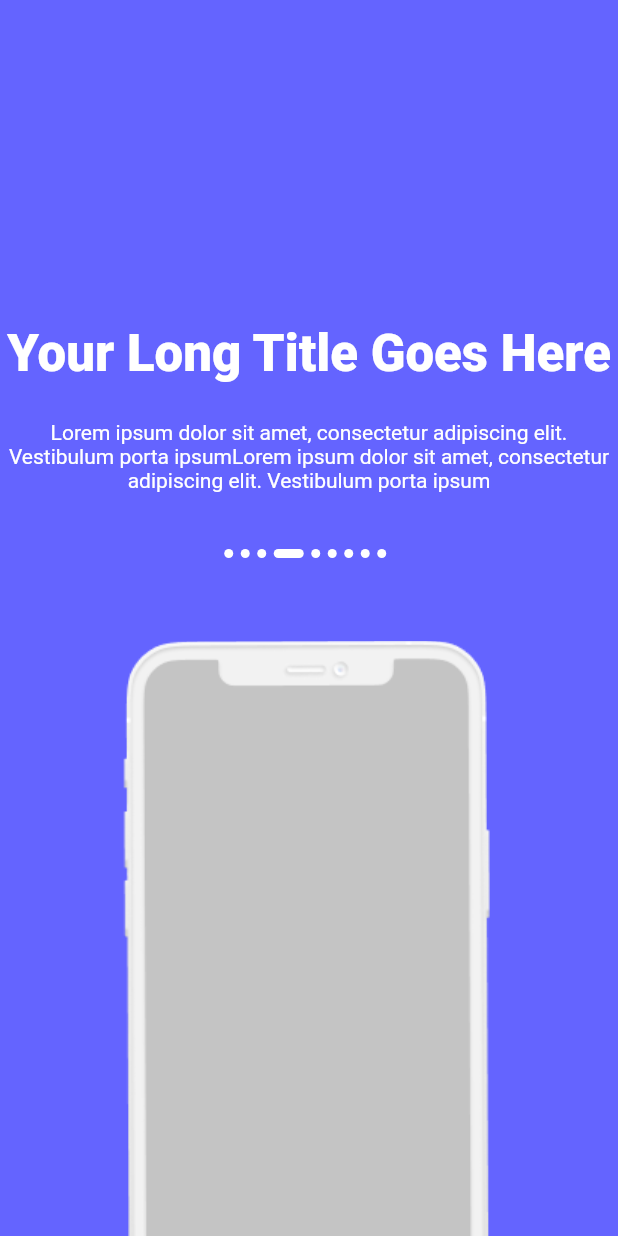
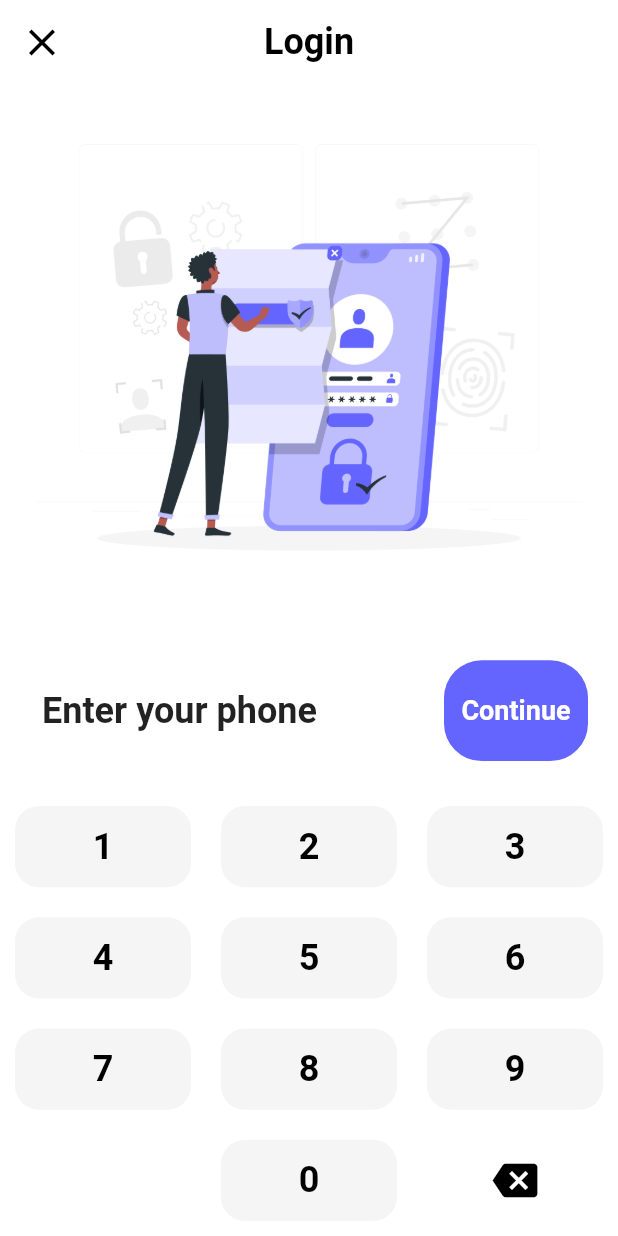
Before and after one commit to ashwinkey04/pred-app, a Flutter app: the screen it shows after launch, after a tap on the "arrow forward ios" icon, on a phone screen of 412 x 824 dp. Run offline on Flutter 3.47's test engine with Material 2 defaults, Android fonts, the phone set to English and light mode, and no system bars; our stand-ins replace firebase_core, scroll_snap_list; accounts and stored records are empty.

Commit message:
feat: Login flow UI

```diff
--- a/lib/main.dart
+++ b/lib/main.dart
@@ -1,13 +1,7 @@
 import 'package:flutter/material.dart';
-import 'screen/onboarding_screen.dart';
-import 'screen/onboarding_screen2.dart';
-import 'screen/onboarding_screen3.dart';
-import 'screen/onboarding_screen4.dart';
-import 'screen/onboarding_screen5.dart';
-import 'screen/onboarding_screen6.dart';
-import 'screen/onboarding_screen7.dart';
-import 'screen/onboarding_screen8.dart';
-import 'screen/onboarding_screen9.dart';
+import 'package:pred/screens/login.dart';
+import 'package:pred/screens/verify_phone.dart';
+import 'screens/onboarding_screen.dart';
 
 void main() {
   runApp(const MyApp());
@@ -20,30 +14,17 @@ class MyApp extends StatelessWidget {
   @override
   Widget build(BuildContext context) {
     return MaterialApp(
-        title: 'Flutter Demo',
+        debugShowCheckedModeBanner: false,
+        title: 'Pred',
         theme: ThemeData(
-          // This is the theme of your application.
-          //
-          // Try running your application with "flutter run". You'll see the
-          // application has a blue toolbar. Then, without quitting the app, try
-          // changing the primarySwatch below to Colors.green and then invoke
-          // "hot reload" (press "r" in the console where you ran "flutter run",
-          // or simply save your changes to "hot reload" in a Flutter IDE).
-          // Notice that the counter didn't reset back to zero; the application
           // is not restarted.
           primarySwatch: Colors.blue,
         ),
         initialRoute: '/',
         routes: {
           '/': (context) => const OnboardingScreen(),
-          '/2': (context) => const OnboardingScreen2(),
-          '/3': (context) => const OnboardingScreen3(),
-          '/4': (context) => const OnboardingScreen4(),
-          '/5': (context) => const OnboardingScreen5(),
-          '/6': (context) => const OnboardingScreen6(),
-          '/7': (context) => const OnboardingScreen7(),
-          '/8': (context) => const OnboardingScreen8(),
-          '/9': (context) => const OnboardingScreen9(),
+          '/login': (context) => const LoginScreen(),
+          '/verifyPhone': (context) => VerifyPhone(phonenumber: '',),
         });
   }
 }
--- a/lib/screen/onboarding_screen7.dart
+++ b/lib/onboarding_iterations/onboarding_screen7.dart
@@ -1,3 +1,4 @@
+import 'package:pred/utils/constants.dart';
 import 'package:flutter/material.dart';
 
 class OnboardingScreen7 extends StatelessWidget {
@@ -20,13 +21,13 @@ class OnboardingScreen7 extends StatelessWidget {
             ),
             Expanded(child: Container()),
             const Text(
-              "Your Title Goes",
+              welcomeLine,
               style: TextStyle(
                   color: Color(0xFF3F3849),
                   fontSize: 32,
                   fontWeight: FontWeight.w800),
             ),
-            const Text("Here",
+            const Text("PRED",
                 style: TextStyle(
                     color: Color(0xFF6464FF),
                     fontSize: 32,
@@ -35,7 +36,7 @@ class OnboardingScreen7 extends StatelessWidget {
               height: 20,
             ),
             const Text(
-              "You can schedule your work with us more easily",
+              tagline,
               style: TextStyle(
                   color: Color(0xFF3F3849),
                   fontSize: 15,
--- a/lib/screen/onboarding_screen9.dart
+++ b/lib/onboarding_iterations/onboarding_screen9.dart
@@ -1,3 +1,4 @@
+import 'package:pred/utils/constants.dart';
 import 'package:flutter/material.dart';
 import 'package:scroll_snap_list/scroll_snap_list.dart';
 
@@ -83,14 +84,11 @@ class _OnboardingScreen9State extends State<OnboardingScreen9> {
                       fontSize: 32,
                       fontWeight: FontWeight.w700),
                   children: [
-                    TextSpan(text: "Your Long Title "),
-                    TextSpan(
-                        text: "Goes",
-                        style: TextStyle(color: Color(0xFF5397FD))),
+                    TextSpan(text: welcomeLine),
                   ]),
             ),
             const Text(
-              "Here",
+              "PRED",
               textAlign: TextAlign.center,
               style: TextStyle(
                   color: Color(0xFF6464FF),
--- /dev/null
+++ b/lib/screens/login.dart
@@ -0,0 +1,129 @@
+import 'package:flutter/material.dart';
+import 'package:pred/screens/verify_phone.dart';
+import 'package:pred/utils/numeric_pad.dart';
+
+import '../utils/constants.dart';
+
+class LoginScreen extends StatefulWidget {
+  const LoginScreen({Key? key}) : super(key: key);
+
+  @override
+  State<LoginScreen> createState() => _LoginScreenState();
+}
+
+class _LoginScreenState extends State<LoginScreen> {
+  String phonenumber = "";
+  @override
+  Widget build(BuildContext context) {
+    return Scaffold(
+      appBar: AppBar(
+        leading: upButtonWidget(context),
+        title: const Text(
+          "Login",
+          textAlign: TextAlign.center,
+          style: TextStyle(
+            fontSize: 24,
+            fontWeight: FontWeight.bold,
+            color: Colors.black,
+          ),
+        ),
+        backgroundColor: Colors.white,
+        elevation: 0,
+        centerTitle: true,
+      ),
+      body: SafeArea(
+        child: Container(
+          color: Colors.white,
+          child: Column(
+            children: [
+              Expanded(
+                child: Container(
+                  decoration: const BoxDecoration(color: Colors.white),
+                  child: SizedBox(
+                    height: 130,
+                    child: Image.asset("assets/imgs/login.png"),
+                  ),
+                ),
+              ),
+              Container(
+                height: MediaQuery.of(context).size.height * 0.13,
+                decoration: const BoxDecoration(
+                  color: Colors.white,
+                  borderRadius: BorderRadius.all(Radius.circular(16)),
+                ),
+                child: Padding(
+                  padding: const EdgeInsets.all(12),
+                  child: Row(
+                    children: [
+                      const SizedBox(
+                        width: 16,
+                      ),
+                      SizedBox(
+                        width: 260,
+                        child: Column(
+                          mainAxisAlignment: MainAxisAlignment.center,
+                          crossAxisAlignment: CrossAxisAlignment.start,
+                          children: [
+                            Text(
+                              phonenumber.isNotEmpty
+                                  ? phonenumber
+                                  : "Enter your phone",
+                              style: const TextStyle(
+                                fontSize: 24,
+                                fontWeight: FontWeight.w700,
+                              ),
+                            ),
+                          ],
+                        ),
+                      ),
+                      Expanded(
+                        child: GestureDetector(
+                          onTap: () {
+                            Navigator.push(
+                                context,
+                                MaterialPageRoute(
+                                    builder: (context) => VerifyPhone(
+                                          phonenumber: phonenumber,
+                                        )));
+                          },
+                          child: Container(
+                            margin: const EdgeInsets.all(8),
+                            decoration: BoxDecoration(
+                              borderRadius: BorderRadius.circular(25),
+                              color: primaryColor,
+                            ),
+                            child: const Center(
+                              child: Text(
+                                "Continue",
+                                style: TextStyle(
+                                    fontSize: 18,
+                                    fontWeight: FontWeight.bold,
+                                    color: Colors.white),
+                              ),
+                            ),
+                          ),
+                        ),
+                      )
+                    ],
+                  ),
+                ),
+              ),
+              NumericPad(
+                onNumberSelected: (value) {
+                  setState(() {
+                    if (value != -1) {
+                      phonenumber = phonenumber + value.toString();
+                    } else {
+                      phonenumber =
+                          phonenumber.substring(0, phonenumber.length - 1);
+                    }
+                  });
+                },
+              ),
+            ],
+          ),
+        ),
+      ),
+    );
+  }
+}
--- a/lib/screen/onboarding_screen.dart
+++ b/lib/screens/onboarding_screen.dart
@@ -1,4 +1,6 @@
 import 'package:flutter/material.dart';
+
+import '../utils/constants.dart';
 
 class OnboardingScreen extends StatelessWidget {
   const OnboardingScreen({Key? key}) : super(key: key);
@@ -21,12 +23,12 @@ class OnboardingScreen extends StatelessWidget {
   Positioned _buildLogoIcon() {
     return Positioned(
       top: 221,
-      left: 167,
+      left: 44,
       child: GestureDetector(
           onTap: () {},
           child: Container(
-              width: 83,
-              height: 83,
+              width: 340,
+              height: 340,
               padding: const EdgeInsets.all(16),
               decoration: BoxDecoration(
                   color: Colors.white,
@@ -38,16 +40,25 @@ class OnboardingScreen extends StatelessWidget {
                       offset: const Offset(0, 4),
                     ),
                   ]),
-              child: const Center(
-                  child: Text(
-                "logo",
-                style: TextStyle(fontSize: 20),
-              )))),
+              child: Center(child: Image.asset('assets/imgs/onboard.png')))),
     );
   }
 
   Widget _buildImageBackground(context) {
-    return Container();
+    return Container(
+      // Add box decoration
+      decoration: const BoxDecoration(
+        // Box decoration takes a gradient
+        gradient: LinearGradient(
+          // Where the linear gradient begins and ends
+          begin: Alignment.topRight,
+          end: Alignment.bottomLeft,
+          // Add one stop for each color. Stops should increase from 0 to 1
+          stops: [0.1, 0.5, 0.7, 0.9],
+          colors: gradientList,
+        ),
+      ),
+    );
   }
 
   Widget _buildBottomCard(context) {
@@ -62,22 +73,34 @@ class OnboardingScreen extends StatelessWidget {
                 topLeft: Radius.circular(40), topRight: Radius.circular(40))),
         child: Column(
           crossAxisAlignment: CrossAxisAlignment.start,
+          children: [
+            Row(
               children: const [
                 Text(
-              "Title goes here",
+                  welcomeLine,
                   style: TextStyle(
                     fontSize: 32,
                     fontWeight: FontWeight.w700,
                   ),
                 ),
-            SizedBox(
+                Text(
+                  " PRED",
+                  textAlign: TextAlign.center,
+                  style: TextStyle(
+                      color: Color(0xFF6464FF),
+                      fontSize: 32,
+                      fontWeight: FontWeight.w700),
+                ),
+              ],
+            ),
+            const SizedBox(
               height: 16,
             ),
-            Text(
-              "Lorem ipsum dolor sit amet, consectetur adipiscing elit. Vestibulum porta ipsum",
+            const Text(
+              tagline,
               style: TextStyle(color: Color(0xFF787575), height: 1.5),
             ),
-            SizedBox(
+            const SizedBox(
               height: 130,
             ),
           ],
@@ -92,15 +115,14 @@ class OnboardingScreen extends StatelessWidget {
       right: 53,
       child: GestureDetector(
         onTap: () {
-          Navigator.pushReplacementNamed(context, "/2", arguments: 3);
+          Navigator.pushNamed(context, "/login", arguments: 3);
         },
         child: Container(
           padding: const EdgeInsets.all(12),
           width: 56,
           height: 56,
           decoration: BoxDecoration(
-              color: const Color(0xFF6464FF),
-              borderRadius: BorderRadius.circular(50)),
+              color: primaryColor, borderRadius: BorderRadius.circular(50)),
           child: const Icon(Icons.arrow_forward_ios, color: Colors.white),
         ),
       ),
--- /dev/null
+++ b/lib/utils/numeric_pad.dart
@@ -0,0 +1,123 @@
+import 'package:flutter/material.dart';
+
+class NumericPad extends StatelessWidget {
+  final Function(int) onNumberSelected;
+
+  NumericPad({required this.onNumberSelected});
+
+  @override
+  Widget build(BuildContext context) {
+    return Container(
+      child: Column(
+        mainAxisAlignment: MainAxisAlignment.spaceEvenly,
+        crossAxisAlignment: CrossAxisAlignment.stretch,
+        children: [
+          Container(
+            height: MediaQuery.of(context).size.height * 0.09,
+            child: Row(
+              mainAxisAlignment: MainAxisAlignment.spaceEvenly,
+              crossAxisAlignment: CrossAxisAlignment.start,
+              children: [
+                buildNumber(1),
+                buildNumber(2),
+                buildNumber(3),
+              ],
+            ),
+          ),
+          Container(
+            height: MediaQuery.of(context).size.height * 0.09,
+            child: Row(
+              mainAxisAlignment: MainAxisAlignment.spaceEvenly,
+              crossAxisAlignment: CrossAxisAlignment.start,
+              children: [
+                buildNumber(4),
+                buildNumber(5),
+                buildNumber(6),
+              ],
+            ),
+          ),
+          Container(
+            height: MediaQuery.of(context).size.height * 0.09,
+            child: Row(
+              mainAxisAlignment: MainAxisAlignment.spaceEvenly,
+              crossAxisAlignment: CrossAxisAlignment.start,
+              children: [
+                buildNumber(7),
+                buildNumber(8),
+                buildNumber(9),
+              ],
+            ),
+          ),
+          Container(
+            height: MediaQuery.of(context).size.height * 0.09,
+            child: Row(
+              mainAxisAlignment: MainAxisAlignment.spaceEvenly,
+              crossAxisAlignment: CrossAxisAlignment.start,
+              children: [
+                buildEmptySpace(),
+                buildNumber(0),
+                buildbackSpace(),
+              ],
+            ),
+          ),
+        ],
+      ),
+    );
+  }
+
+  Widget buildNumber(int number) {
+    return Expanded(
+      child: GestureDetector(
+        onTap: () {
+          onNumberSelected(number);
+        },
+        child: Padding(
+          padding: const EdgeInsets.all(10.0),
+          child: Container(
+            decoration: BoxDecoration(
+                color: Colors.grey[100],
+                borderRadius: BorderRadius.circular(16)),
+            child: Center(
+              child: Text(
+                number.toString(),
+                style: const TextStyle(
+                  fontSize: 24,
+                  fontWeight: FontWeight.bold,
+                  color: Colors.black,
+                ),
+              ),
+            ),
+          ),
+        ),
+      ),
+    );
+  }
+
+  Widget buildEmptySpace() {
+    return Expanded(child: Container());
+  }
+
+  Widget buildbackSpace() {
+    return Expanded(
+      child: GestureDetector(
+        onTap: () {
+          onNumberSelected(-1);
+        },
+        child: Padding(
+          padding: const EdgeInsets.all(10.0),
+          child: Container(
+            decoration: BoxDecoration(
+                color: Colors.white, borderRadius: BorderRadius.circular(16)),
+            child: Center(
+              child: Icon(
+                Icons.backspace,
+                color: Colors.black,
+                size: 30,
+              ),
+            ),
+          ),
+        ),
+      ),
+    );
+  }
+}
--- a/pubspec.yaml
+++ b/pubspec.yaml
@@ -1,5 +1,5 @@
-name: flutter_onboarding_templates
-description: A new Flutter project.
+name: pred
+description: An intelligent deep learning enabled stock market prediction app.
 
 # The following line prevents the package from being accidentally published to
 # pub.dev using `flutter pub publish`. This is preferred for private packages.
@@ -35,6 +35,7 @@ dependencies:
   # Use with the CupertinoIcons class for iOS style icons.
   cupertino_icons: ^1.0.2
   scroll_snap_list: ^0.8.4
+  firebase_core: ^2.3.0
 dev_dependencies:
   flutter_test:
     sdk: flutter
```
Also changed, not shown: lib/onboarding_iterations/onboarding_screen8.dart (renamed from lib/screen/onboarding_screen8.dart, +2 -36 lines), lib/screens/verify_phone.dart (added, +157 -0 lines), lib/utils/constants.dart (added, +55 -0 lines), assets/imgs/holding-phone.png (added), assets/imgs/lamp.png (added), assets/imgs/login.png (added), assets/imgs/onboard.png (added), lib/firebase_options.dart (added), lib/onboarding_iterations/onboarding_screen2.dart (renamed from lib/screen/onboarding_screen2.dart), lib/onboarding_iterations/onboarding_screen3.dart (renamed from lib/screen/onboarding_screen3.dart), lib/onboarding_iterations/onboarding_screen4.dart (renamed from lib/screen/onboarding_screen4.dart), lib/onboarding_iterations/onboarding_screen5.dart (renamed from lib/screen/onboarding_screen5.dart), lib/onboarding_iterations/onboarding_screen6.dart (renamed from lib/screen/onboarding_screen6.dart), pubspec.lock, 15 other files. Lines whose indentation alone changed are shown as unchanged.
